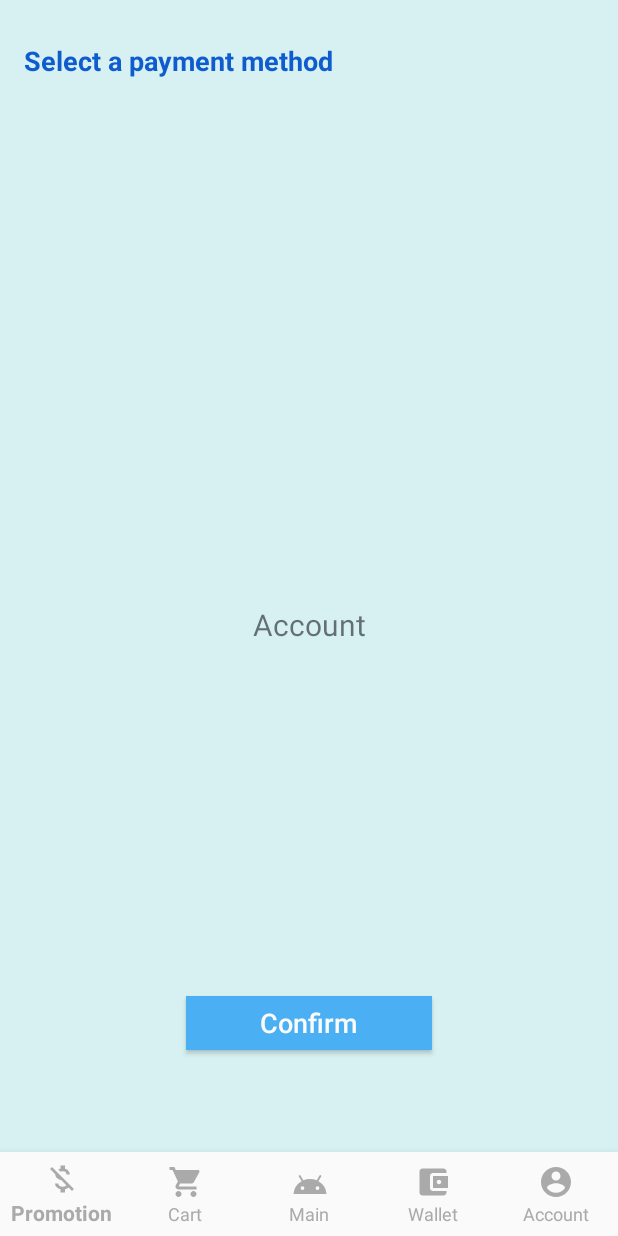
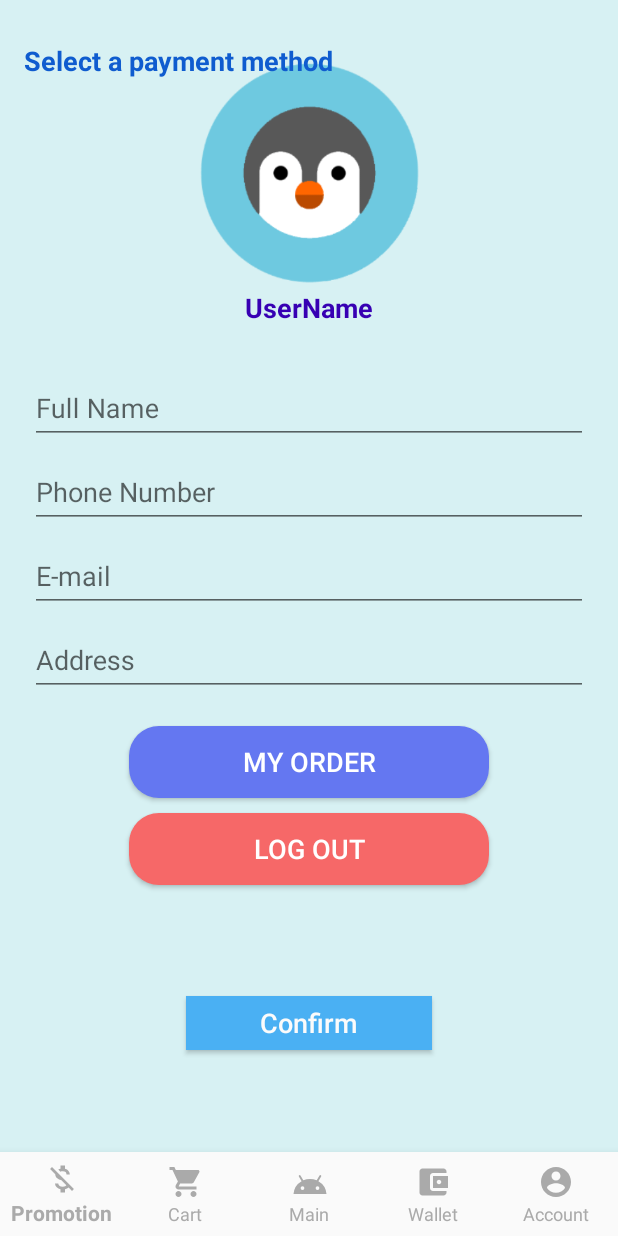
Before and after one commit to liaukx-tarc/Foodpenguin, an Android app: the AccountFragment screen opened through its navigation route, on a phone screen of 412 x 824 dp. Run offline under Robolectric (Android 15) with nearby library versions, the light colour scheme and no system bars.

Commit message:
Revert "Revert "Merge pull request #12 from liaukx-tarc/orderprofilewallet""
This reverts commit 88235d075b2b0b81e4f3dfc1db9c9c4781db7da0.

```diff
--- a/app/src/main/java/com/xhpp/foodpenguin/ui/account/AccountFragment.java
+++ b/app/src/main/java/com/xhpp/foodpenguin/ui/account/AccountFragment.java
@@ -24,14 +24,6 @@ public class AccountFragment extends Fragment{
     {
          accountViewModel = ViewModelProviders.of(this).get(AccountViewModel.class);
         View view = inflater.inflate(R.layout.fragment_account,container,false);
-
-        final TextView account = view.findViewById(R.id.text_account);
-        accountViewModel.getText().observe(getViewLifecycleOwner(), new Observer<String>() {
-            @Override
-            public void onChanged(String s) {
-                account .setText(s);
-            }
-        });
         return view;
     }
 
--- /dev/null
+++ b/app/src/main/res/drawable/button.xml
@@ -0,0 +1,6 @@
+<?xml version="1.0" encoding="utf-8"?>
+<shape xmlns:android="http://schemas.android.com/apk/res/android"
+    android:shape="rectangle" android:padding="10dp">
+    <solid android:color="@color/colorButton"/>
+    <corners android:radius="20dp"/>
+</shape>
--- /dev/null
+++ b/app/src/main/res/drawable/logout_button.xml
@@ -0,0 +1,6 @@
+<?xml version="1.0" encoding="utf-8"?>
+<shape xmlns:android="http://schemas.android.com/apk/res/android"
+    android:shape="rectangle" android:padding="10dp">
+    <solid android:color="@color/colorLogoutButton"/>
+    <corners android:radius="20dp"/>
+</shape>
--- a/app/src/main/res/layout/fragment_account.xml
+++ b/app/src/main/res/layout/fragment_account.xml
@@ -4,22 +4,125 @@
     xmlns:tools="http://schemas.android.com/tools"
     android:layout_width="match_parent"
     android:layout_height="match_parent"
+    android:orientation="vertical"
     android:background="@color/colorBackground2"
     tools:context=".ui.account.AccountFragment">
 
+    <ImageView
+        android:id="@+id/profile_pic"
+        android:layout_width="150dp"
+        android:layout_height="150dp"
+        android:layout_marginTop="40dp"
+        android:src="@drawable/foodpenguin_logo"
+        app:layout_constraintEnd_toEndOf="parent"
+        app:layout_constraintStart_toStartOf="parent"
+        app:layout_constraintTop_toTopOf="parent" />
+
     <TextView
-        android:id="@+id/text_account"
+        android:id="@+id/username"
+        android:layout_width="250dp"
+        android:layout_height="30dp"
+        android:gravity="center"
+        android:text="@string/username"
+        android:textColor="@color/colorPrimaryDark"
+        android:textSize="18sp"
+        android:textStyle="bold"
+        app:layout_constraintLeft_toLeftOf="parent"
+        app:layout_constraintRight_toRightOf="parent"
+        app:layout_constraintTop_toBottomOf="@+id/profile_pic" />
+
+    <com.google.android.material.textfield.TextInputLayout
+        android:id="@+id/full_name"
         android:layout_width="match_parent"
         android:layout_height="wrap_content"
-        android:layout_marginStart="8dp"
-        android:layout_marginTop="8dp"
-        android:layout_marginEnd="8dp"
-        android:textAlignment="center"
-        android:textSize="20sp"
-        app:layout_constraintBottom_toBottomOf="parent"
+        android:layout_marginTop="20dp"
+        android:layout_marginLeft="20dp"
+        android:layout_marginRight="20dp"
+        app:layout_constraintLeft_toLeftOf="parent"
+        app:layout_constraintRight_toRightOf="parent"
+        app:layout_constraintTop_toBottomOf="@+id/username">
+
+        <com.google.android.material.textfield.TextInputEditText
+            android:layout_width="match_parent"
+            android:layout_height="wrap_content"
+            android:hint="@string/full_name" />
+
+    </com.google.android.material.textfield.TextInputLayout>
+    <com.google.android.material.textfield.TextInputLayout
+        android:id="@+id/phone_number"
+        android:layout_width="match_parent"
+        android:layout_height="wrap_content"
+        android:layout_marginLeft="20dp"
+        android:layout_marginRight="20dp"
+        app:layout_constraintLeft_toLeftOf="parent"
+        app:layout_constraintRight_toRightOf="parent"
+        app:layout_constraintTop_toBottomOf="@+id/full_name">
+
+        <com.google.android.material.textfield.TextInputEditText
+            android:inputType="phone"
+            android:layout_width="match_parent"
+            android:layout_height="wrap_content"
+            android:hint="@string/phone_number" />
+
+    </com.google.android.material.textfield.TextInputLayout>
+    <com.google.android.material.textfield.TextInputLayout
+        android:id="@+id/email"
+        android:layout_width="match_parent"
+        android:layout_height="wrap_content"
+        android:layout_marginLeft="20dp"
+        android:layout_marginRight="20dp"
+        app:layout_constraintLeft_toLeftOf="parent"
+        app:layout_constraintRight_toRightOf="parent"
+        app:layout_constraintTop_toBottomOf="@+id/phone_number">
+
+        <com.google.android.material.textfield.TextInputEditText
+            android:layout_width="match_parent"
+            android:layout_height="wrap_content"
+            android:hint="@string/email" />
+
+    </com.google.android.material.textfield.TextInputLayout>
+    <com.google.android.material.textfield.TextInputLayout
+        android:id="@+id/Address"
+        android:layout_width="match_parent"
+        android:layout_height="wrap_content"
+        android:layout_marginLeft="20dp"
+        android:layout_marginRight="20dp"
+        app:layout_constraintLeft_toLeftOf="parent"
+        app:layout_constraintRight_toRightOf="parent"
+        app:layout_constraintTop_toBottomOf="@+id/email">
+
+        <com.google.android.material.textfield.TextInputEditText
+            android:layout_width="match_parent"
+            android:layout_height="wrap_content"
+            android:hint="@string/address" />
+
+    </com.google.android.material.textfield.TextInputLayout>
+
+    <Button
+        android:id="@+id/my_order"
+        android:layout_width="240dp"
+        android:layout_height="wrap_content"
+        android:layout_marginTop="20dp"
+        android:background="@drawable/button"
+        android:text="@string/my_order"
+        android:textColor="@color/white"
+        android:textSize="18dp"
         app:layout_constraintEnd_toEndOf="parent"
         app:layout_constraintStart_toStartOf="parent"
-        app:layout_constraintTop_toTopOf="parent"
-        android:gravity="center_horizontal" />
+        app:layout_constraintTop_toBottomOf="@+id/Address" />
+
+    <Button
+        android:id="@+id/logout"
+        android:layout_width="240dp"
+        android:layout_height="wrap_content"
+        android:layout_marginTop="10dp"
+        android:background="@drawable/logout_button"
+        android:text="@string/log_out"
+        android:textColor="@color/white"
+        android:textSize="18sp"
+        app:layout_constraintEnd_toEndOf="parent"
+        app:layout_constraintStart_toStartOf="parent"
+        app:layout_constraintTop_toBottomOf="@+id/my_order" />
+
 
 </androidx.constraintlayout.widget.ConstraintLayout>
--- a/app/src/main/res/values/colors.xml
+++ b/app/src/main/res/values/colors.xml
@@ -8,4 +8,6 @@
     <color name="colorFoodText">#707070</color>
     <color name="white">#FFFFFF</color>
     <color name="colorLoginRegister">#FFFFEB3B</color>
+    <color name="colorButton">#6477F1</color>
+    <color name="colorLogoutButton">#F66868</color>
 </resources>
--- a/app/src/main/res/values/strings.xml
+++ b/app/src/main/res/values/strings.xml
@@ -24,4 +24,11 @@
     <string name="create_account_text">CREATE ACCOUNT</string>
     <string name="sign_in_ques_text">Already have an account?</string>
     <string name="sign_in_text">Sign In</string>
+    <string name="username">UserName</string>
+    <string name="full_name">Full Name</string>
+    <string name="phone_number">Phone Number</string>
+    <string name="email">E-mail</string>
+    <string name="address">Address</string>
+    <string name="my_order">My Order</string>
+    <string name="log_out">Log Out</string>
 </resources>
```
